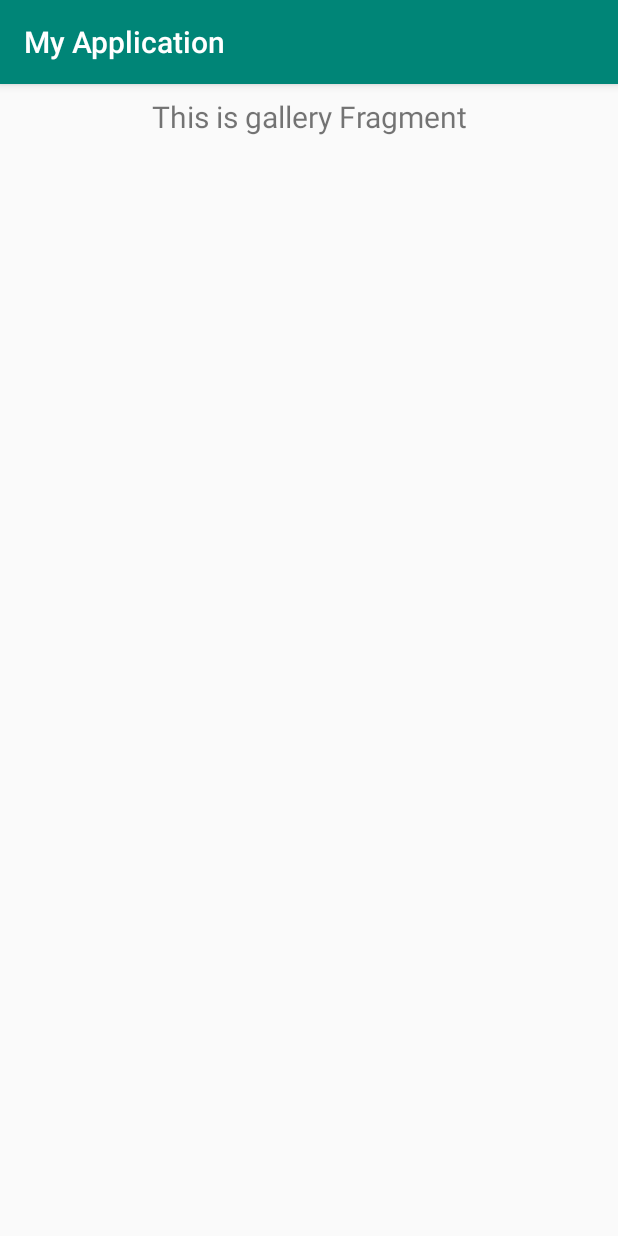
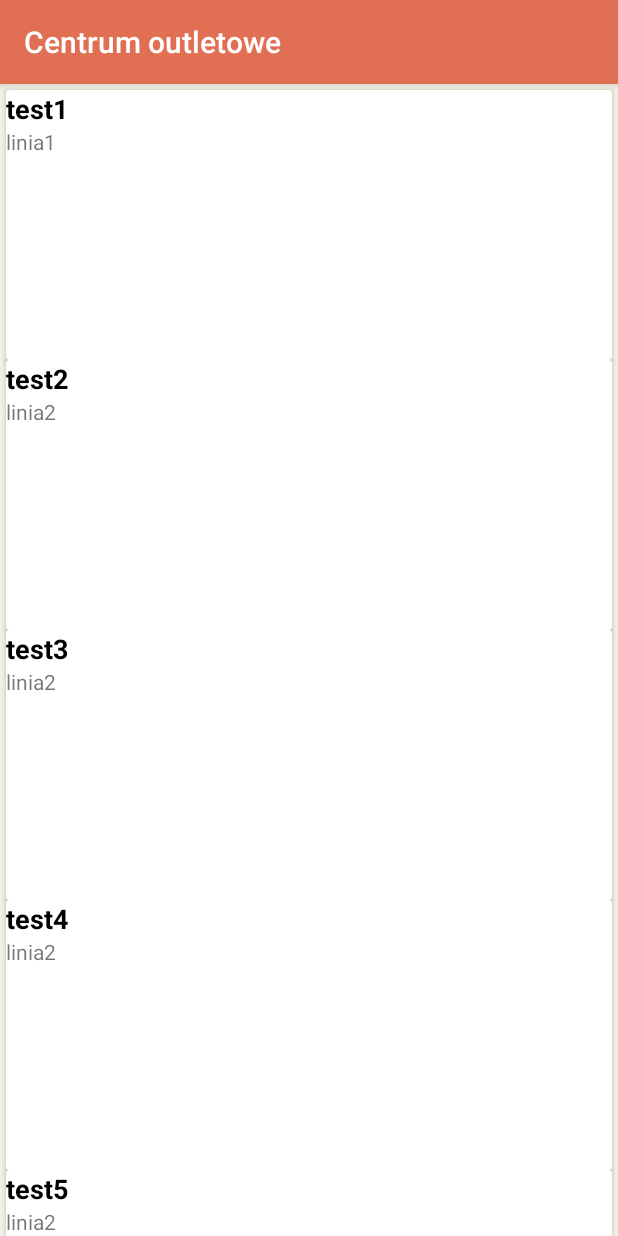
Before and after one commit to Gobral/centrum_outletowe, an Android app: the fragment GalleryFragment shown on its own in the app's theme, on a phone screen of 412 x 824 dp. Run offline under Robolectric (Android 15) with nearby library versions, the phone set to English and light mode, and no system bars.

Commit message:
dziala prosty podglad recyclerview

```diff
--- a/app/src/main/java/com/example/myapplication/MainActivity.kt
+++ b/app/src/main/java/com/example/myapplication/MainActivity.kt
@@ -24,11 +24,6 @@ class MainActivity : AppCompatActivity() {
         val toolbar: Toolbar = findViewById(R.id.toolbar)
         setSupportActionBar(toolbar)
 
-        val fab: FloatingActionButton = findViewById(R.id.fab)
-        fab.setOnClickListener { view ->
-            Snackbar.make(view, "Replace with your own action", Snackbar.LENGTH_LONG)
-                .setAction("Action", null).show()
-        }
         val drawerLayout: DrawerLayout = findViewById(R.id.drawer_layout)
         val navView: NavigationView = findViewById(R.id.nav_view)
         val navController = findNavController(R.id.nav_host_fragment)
--- /dev/null
+++ b/app/src/main/java/com/example/myapplication/Produkt.kt
@@ -0,0 +1,3 @@
+package com.example.myapplication
+
+data class Produkt(val text1: String, val text2: String)
--- /dev/null
+++ b/app/src/main/java/com/example/myapplication/TestAdapter.kt
@@ -0,0 +1,28 @@
+package com.example.myapplication
+
+import android.view.LayoutInflater
+import android.view.View
+import android.view.ViewGroup
+import android.widget.ImageView
+import android.widget.TextView
+import androidx.recyclerview.widget.RecyclerView
+import kotlinx.android.synthetic.main.podglad_produktu.view.*
+
+class TestAdapter(private val exampleList: List<Produkt>) :
+    RecyclerView.Adapter<TestAdapter.ExampleViewHolder>() {
+    override fun onCreateViewHolder(parent: ViewGroup, viewType: Int): ExampleViewHolder {
+        val itemView = LayoutInflater.from(parent.context).inflate(R.layout.podglad_produktu,
+            parent, false)
+        return ExampleViewHolder(itemView)
+    }
+    override fun onBindViewHolder(holder: ExampleViewHolder, position: Int) {
+        val currentItem = exampleList[position]
+        holder.textView1.text = currentItem.text1
+        holder.textView2.text = currentItem.text2
+    }
+    override fun getItemCount() = exampleList.size
+    class ExampleViewHolder(itemView: View) : RecyclerView.ViewHolder(itemView) {
+        val textView1: TextView = itemView.text_view_1
+        val textView2: TextView = itemView.text_view_2
+    }
+}
--- a/app/src/main/java/com/example/myapplication/ui/gallery/GalleryFragment.kt
+++ b/app/src/main/java/com/example/myapplication/ui/gallery/GalleryFragment.kt
@@ -8,7 +8,11 @@ import android.widget.TextView
 import androidx.fragment.app.Fragment
 import androidx.lifecycle.Observer
 import androidx.lifecycle.ViewModelProviders
+import androidx.recyclerview.widget.LinearLayoutManager
+import com.example.myapplication.Produkt
 import com.example.myapplication.R
+import com.example.myapplication.TestAdapter
+import kotlinx.android.synthetic.main.fragment_wyszukiwarka.*
 
 class GalleryFragment : Fragment() {
 
@@ -21,11 +25,28 @@ class GalleryFragment : Fragment() {
     ): View? {
         galleryViewModel =
             ViewModelProviders.of(this).get(GalleryViewModel::class.java)
-        val root = inflater.inflate(R.layout.fragment_gallery, container, false)
-        val textView: TextView = root.findViewById(R.id.text_gallery)
-        galleryViewModel.text.observe(this, Observer {
-            textView.text = it
-        })
+        val root = inflater.inflate(R.layout.fragment_wyszukiwarka, container, false)
         return root
     }
+    override fun onViewCreated(view: View, savedInstanceState: Bundle?) {
+        super.onViewCreated(view, savedInstanceState)
+        val exampleList =   ArrayList<Produkt>()
+        exampleList.add(Produkt("test1", "linia1"))
+        exampleList.add(Produkt("test2", "linia2"))
+        exampleList.add(Produkt("test3", "linia2"))
+        exampleList.add(Produkt("test4", "linia2"))
+        exampleList.add(Produkt("test5", "linia2"))
+        exampleList.add(Produkt("test6", "linia2"))
+        exampleList.add(Produkt("test7", "linia2"))
+        exampleList.add(Produkt("test8", "linia2"))
+        exampleList.add(Produkt("test9", "linia2"))
+        exampleList.add(Produkt("test10", "linia2"))
+        exampleList.add(Produkt("test11", "linia2"))
+        exampleList.add(Produkt("test12", "linia2"))
+        exampleList.add(Produkt("test13", "linia2"))
+
+        recycler_wyszukiwarka.adapter = TestAdapter(exampleList)
+        recycler_wyszukiwarka.layoutManager = LinearLayoutManager(this.context)
+        recycler_wyszukiwarka.setHasFixedSize(true)
+    }
 }
--- a/app/src/main/res/layout/fragment_gallery.xml
+++ /dev/null
@@ -1,19 +0,0 @@
-<?xml version="1.0" encoding="utf-8"?>
-<androidx.constraintlayout.widget.ConstraintLayout xmlns:android="http://schemas.android.com/apk/res/android"
-    xmlns:app="http://schemas.android.com/apk/res-auto"
-    android:layout_width="match_parent"
-    android:layout_height="match_parent">
-
-    <TextView
-        android:id="@+id/text_gallery"
-        android:layout_width="match_parent"
-        android:layout_height="wrap_content"
-        android:layout_marginStart="8dp"
-        android:layout_marginTop="8dp"
-        android:layout_marginEnd="8dp"
-        android:textAlignment="center"
-        android:textSize="20sp"
-        app:layout_constraintEnd_toEndOf="parent"
-        app:layout_constraintStart_toStartOf="parent"
-        app:layout_constraintTop_toTopOf="parent" />
-</androidx.constraintlayout.widget.ConstraintLayout>
--- /dev/null
+++ b/app/src/main/res/layout/fragment_wyszukiwarka.xml
@@ -0,0 +1,15 @@
+<?xml version="1.0" encoding="utf-8"?>
+<RelativeLayout xmlns:android="http://schemas.android.com/apk/res/android"
+    xmlns:app="http://schemas.android.com/apk/res-auto"
+    android:layout_width="match_parent"
+    android:layout_height="match_parent"
+    xmlns:tools="http://schemas.android.com/tools">
+
+    <androidx.recyclerview.widget.RecyclerView
+        android:id="@+id/recycler_wyszukiwarka"
+        android:layout_width="match_parent"
+        android:layout_height="match_parent"
+        android:clipToPadding="false"
+        android:padding="4dp"
+        tools:listitem="@layout/podglad_produktu" />
+</RelativeLayout>
--- a/app/src/main/res/layout/nav_header_main.xml
+++ b/app/src/main/res/layout/nav_header_main.xml
@@ -3,7 +3,7 @@
     xmlns:app="http://schemas.android.com/apk/res-auto"
     android:layout_width="match_parent"
     android:layout_height="@dimen/nav_header_height"
-    android:background="@drawable/side_nav_bar"
+    android:background="@color/colorPrimary"
     android:gravity="bottom"
     android:orientation="vertical"
     android:paddingLeft="@dimen/activity_horizontal_margin"
--- /dev/null
+++ b/app/src/main/res/layout/podglad_produktu.xml
@@ -0,0 +1,24 @@
+<?xml version="1.0" encoding="utf-8"?>
+<androidx.cardview.widget.CardView xmlns:android="http://schemas.android.com/apk/res/android"
+    android:layout_width="match_parent"
+    android:layout_height="180dp">
+    <RelativeLayout
+        android:layout_width="match_parent"
+        android:layout_height="match_parent">
+        <TextView
+            android:id="@+id/text_view_1"
+            android:layout_width="wrap_content"
+            android:layout_height="wrap_content"
+            android:text="Line 1"
+            android:textColor="@android:color/black"
+            android:textSize="18sp"
+            android:textStyle="bold" />
+        <TextView
+            android:id="@+id/text_view_2"
+            android:layout_width="wrap_content"
+            android:layout_height="wrap_content"
+            android:layout_below="@id/text_view_1"
+            android:text="Line 2" />
+    </RelativeLayout>
+
+</androidx.cardview.widget.CardView>
--- a/app/src/main/res/values/colors.xml
+++ b/app/src/main/res/values/colors.xml
@@ -1,6 +1,7 @@
 <?xml version="1.0" encoding="utf-8"?>
 <resources>
-    <color name="colorPrimary">#008577</color>
-    <color name="colorPrimaryDark">#00574B</color>
-    <color name="colorAccent">#D81B60</color>
+    <color name="colorPrimary">#e06f53</color>
+    <color name="colorPrimaryDark">#b94d2c</color>
+    <color name="colorAccent">#71b364</color>
+    <color name="colorBackground">#f3f0e6</color>
 </resources>
--- a/app/src/main/res/values/styles.xml
+++ b/app/src/main/res/values/styles.xml
@@ -6,6 +6,7 @@
         <item name="colorPrimary">@color/colorPrimary</item>
         <item name="colorPrimaryDark">@color/colorPrimaryDark</item>
         <item name="colorAccent">@color/colorAccent</item>
+        <item name="android:windowBackground">@color/colorBackground</item>
     </style>
 
     <style name="AppTheme.NoActionBar">
```
Also changed, not shown: app/build.gradle (+23 -10 lines), app/src/main/res/drawable/ic_search_black_24dp.xml (added, +9 -0 lines), app/src/main/res/drawable/ic_stars_black_24dp.xml (added, +9 -0 lines), app/src/main/res/drawable/ic_sync_black_24dp.xml (added, +9 -0 lines), app/src/main/res/layout/app_bar_main.xml (+0 -7 lines), app/src/main/res/menu/activity_main_drawer.xml (+11 -11 lines), app/src/main/res/navigation/mobile_navigation.xml (+7 -7 lines), app/src/main/res/values/strings.xml (+9 -9 lines).
